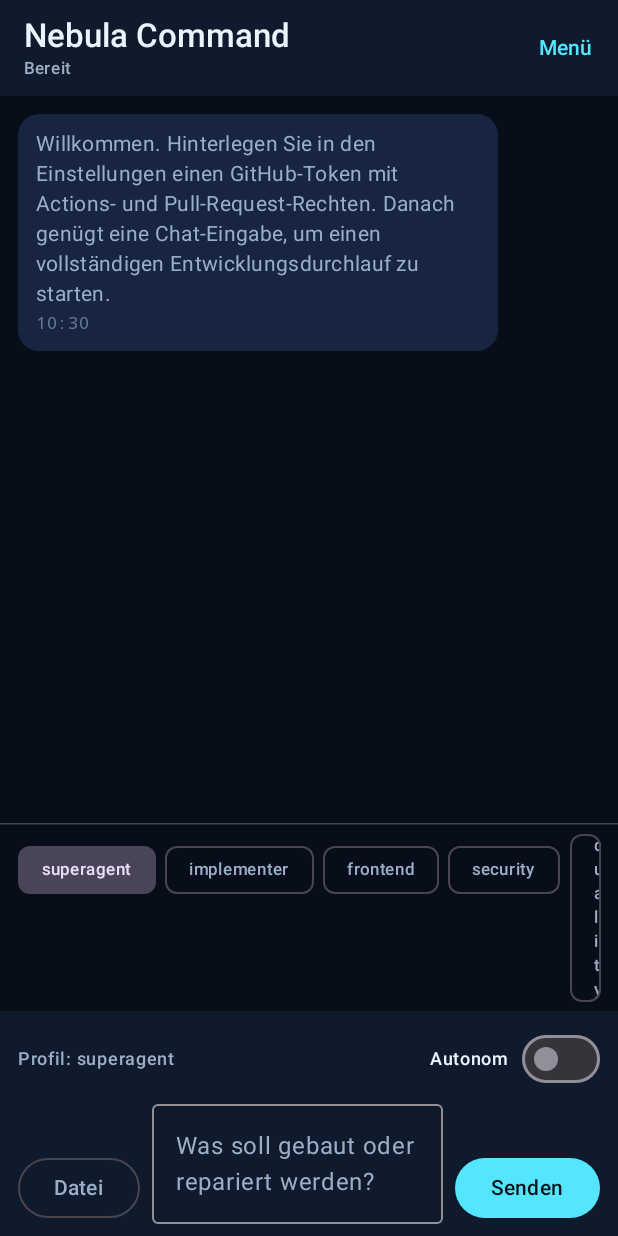
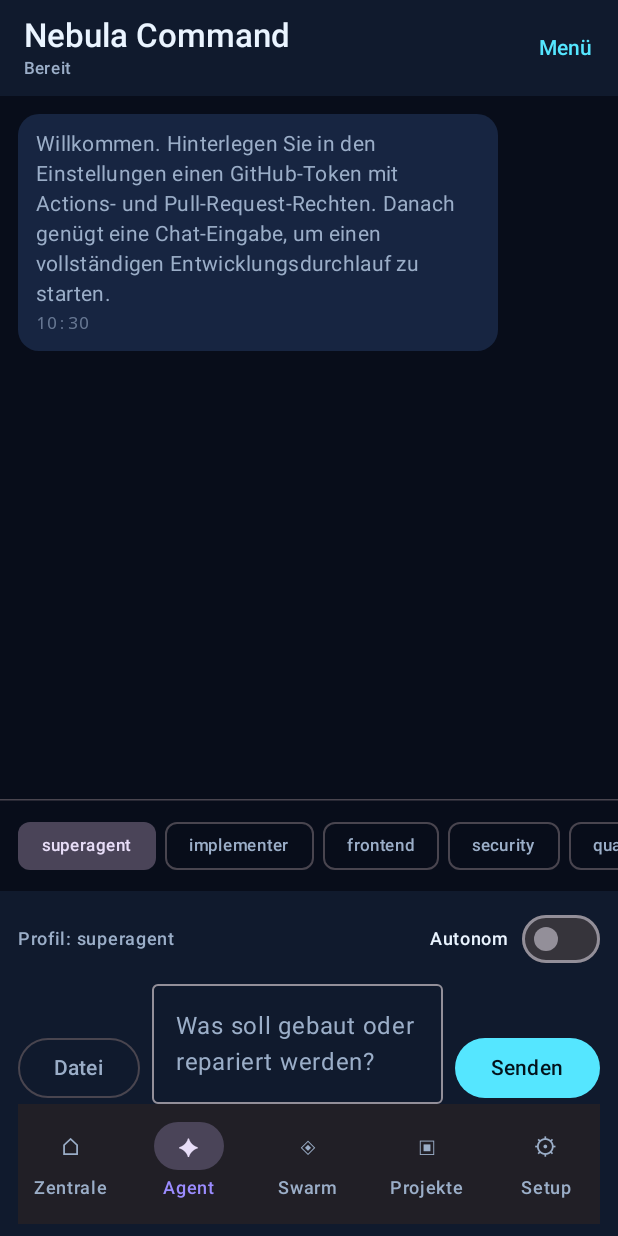
Before and after one commit to niknight1403/openhands-devbox, an Android app built with Jetpack Compose: the screen it shows after launch (MainActivity), after a tap on "01 SUPERAGENT CHAT", on a phone screen of 412 x 824 dp. Run offline under Robolectric (Android 15) with nearby library versions, the phone set to English and light mode, and no system bars; pictures from the network do not load.

Commit message:
feat(android): add five-tab navigation and explicit swarm placeholder

```diff
--- a/android/app/src/main/java/dev/openhands/devbox/ui/ChatScreen.kt
+++ b/android/app/src/main/java/dev/openhands/devbox/ui/ChatScreen.kt
@@ -23,6 +23,10 @@ import androidx.compose.foundation.lazy.rememberLazyListState
 import androidx.compose.foundation.shape.RoundedCornerShape
 import androidx.compose.foundation.text.KeyboardOptions
 import androidx.compose.material3.Button
+import androidx.compose.material3.NavigationBar
+import androidx.compose.material3.NavigationBarItem
+import androidx.compose.foundation.horizontalScroll
+import androidx.compose.foundation.rememberScrollState
 import androidx.compose.material3.DropdownMenu
 import androidx.compose.material3.DropdownMenuItem
 import androidx.compose.ui.text.style.TextOverflow
@@ -76,6 +80,7 @@ fun ChatScreen(
     onMerge: (Int) -> Unit,
 ) {
     var draft by remember { mutableStateOf("") }
+    var showSwarm by remember { mutableStateOf(false) }
     // Dateien, Fotos und Videos direkt vom Gerät; die App laedt sie danach
     // ins Zielprojekt und gibt die Adressen an den Lauf weiter.
     val dateiAuswahl = rememberLauncherForActivityResult(ActivityResultContracts.GetContent()) { uri ->
@@ -162,7 +167,7 @@ fun ChatScreen(
                     }
                 }
                 Spacer(Modifier.height(6.dp))
-                Row(verticalAlignment = Alignment.Bottom) {
+                if (!showSwarm) Row(verticalAlignment = Alignment.Bottom) {
                     OutlinedButton(
                         onClick = { dateiAuswahl.launch("*/*") },
                         enabled = !busy,
@@ -192,11 +197,24 @@ fun ChatScreen(
                         ) { Text("Senden") }
                     }
                 }
+                NavigationBar(windowInsets = androidx.compose.foundation.layout.WindowInsets(0, 0, 0, 0)) {
+                    NavigationBarItem(selected = false, onClick = onOpenDashboard, icon = { Text("⌂") }, label = { Text("Zentrale", maxLines = 1) })
+                    NavigationBarItem(selected = !showSwarm, onClick = { showSwarm = false; if (!busy) onProfileChange("superagent") }, icon = { Text("✦") }, label = { Text("Agent", maxLines = 1) })
+                    NavigationBarItem(selected = showSwarm, onClick = { showSwarm = true }, icon = { Text("◈") }, label = { Text("Swarm", maxLines = 1) })
+                    NavigationBarItem(selected = false, onClick = onOpenProjects, icon = { Text("▣") }, label = { Text("Projekte", maxLines = 1) })
+                    NavigationBarItem(selected = false, onClick = onOpenSettings, icon = { Text("⚙") }, label = { Text("Setup", maxLines = 1) })
+                }
             }
         },
     ) { padding ->
         Column(modifier = Modifier.padding(padding).fillMaxWidth()) {
-            LazyColumn(
+            if (showSwarm) {
+                Column(Modifier.weight(1f).fillMaxWidth().padding(16.dp), verticalArrangement = Arrangement.spacedBy(12.dp)) {
+                    Text("Agenten-Swarm", style = MaterialTheme.typography.headlineSmall)
+                    Text("Orchestrierung noch nicht integriert. Hier werden später Aufgaben und Subagenten angezeigt.")
+                    OutlinedButton(onClick = { showSwarm = false }) { Text("Zum Superagent") }
+                }
+            } else LazyColumn(
                 state = listState,
                 modifier = Modifier.fillMaxWidth().weight(1f),
                 contentPadding = androidx.compose.foundation.layout.PaddingValues(12.dp),
@@ -206,10 +224,11 @@ fun ChatScreen(
                     MessageBubble(message, onOpen = { url -> uriHandler.openUri(url) }, onMerge = onMerge)
                 }
             }
-            HorizontalDivider()
-            Row(
+            if (!showSwarm) HorizontalDivider()
+            if (!showSwarm) Row(
                 modifier = Modifier
                     .fillMaxWidth()
+                    .horizontalScroll(rememberScrollState())
                     .padding(horizontal = 12.dp, vertical = 6.dp),
                 horizontalArrangement = Arrangement.spacedBy(6.dp),
             ) {
```
